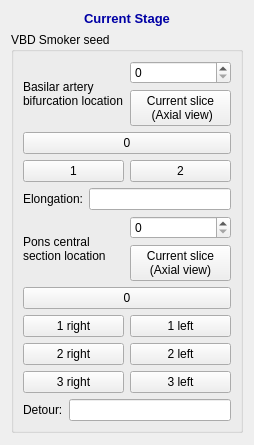
Above: codes/Controller/InteractorStyles/QInteractorStyleVBDSmokerSeeds.ui from wuzhuobin/PlaqueQuant before the change. Below: the same form after it.
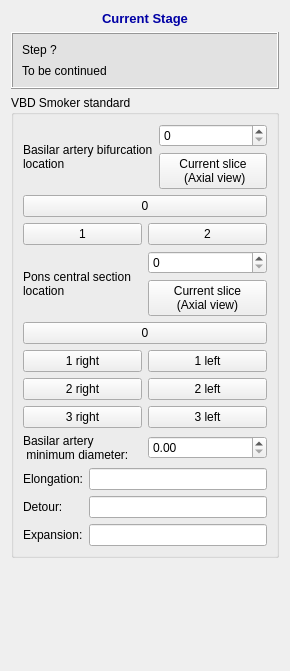
That is the form after the change.

```diff
--- a/codes/Controller/InteractorStyles/QInteractorStyleVBDSmokerSeeds.ui
+++ b/codes/Controller/InteractorStyles/QInteractorStyleVBDSmokerSeeds.ui
@@ -6,8 +6,8 @@
    <rect>
     <x>0</x>
     <y>0</y>
-    <width>254</width>
-    <height>445</height>
+    <width>290</width>
+    <height>671</height>
    </rect>
   </property>
   <property name="windowTitle">
@@ -31,10 +31,76 @@
      </property>
     </widget>
    </item>
+   <item>
+    <widget class="QFrame" name="frame_10">
+     <property name="minimumSize">
+      <size>
+       <width>0</width>
+       <height>0</height>
+      </size>
+     </property>
+     <property name="font">
+      <font>
+       <family>Arial</family>
+       <pointsize>10</pointsize>
+      </font>
+     </property>
+     <property name="styleSheet">
+      <string notr="true">background-color: rgb(226, 226, 226)</string>
+     </property>
+     <property name="frameShape">
+      <enum>QFrame::Box</enum>
+     </property>
+     <property name="frameShadow">
+      <enum>QFrame::Raised</enum>
+     </property>
+     <property name="lineWidth">
+      <number>1</number>
+     </property>
+     <layout class="QVBoxLayout" name="verticalLayout_25">
+      <property name="spacing">
+       <number>7</number>
+      </property>
+      <item>
+       <layout class="QVBoxLayout" name="verticalLayout_26">
+        <property name="spacing">
+         <number>7</number>
+        </property>
+        <item>
+         <layout class="QHBoxLayout" name="horizontalLayout_17">
+          <item>
+           <widget class="QLabel" name="label_40">
+            <property name="font">
+             <font>
+              <family>Arial</family>
+             </font>
+            </property>
+            <property name="text">
+             <string>Step ?</string>
+            </property>
+           </widget>
+          </item>
+         </layout>
+        </item>
+       </layout>
+      </item>
+      <item>
+       <widget class="QLabel" name="label_11">
+        <property name="text">
+         <string>To be continued</string>
+        </property>
+        <property name="wordWrap">
+         <bool>true</bool>
+        </property>
+       </widget>
+      </item>
+     </layout>
+    </widget>
+   </item>
    <item>
     <widget class="QGroupBox" name="groupBox_4">
      <property name="title">
-      <string>VBD Smoker seed</string>
+      <string>VBD Smoker standard</string>
      </property>
      <layout class="QVBoxLayout" name="verticalLayout">
       <item>
@@ -42,8 +108,8 @@
         <item>
          <widget class="QLabel" name="label_3">
           <property name="text">
-           <string>Basilar artery
-bifurcation location</string>
+           <string>Basilar artery bifurcation
+location</string>
           </property>
          </widget>
         </item>
@@ -98,31 +164,13 @@
         </item>
        </layout>
       </item>
-      <item>
-       <layout class="QHBoxLayout" name="horizontalLayout">
-        <item>
-         <widget class="QLabel" name="label_7">
-          <property name="text">
-           <string>Elongation:</string>
-          </property>
-         </widget>
-        </item>
-        <item>
-         <widget class="QLineEdit" name="lineEditElongation">
-          <property name="readOnly">
-           <bool>true</bool>
-          </property>
-         </widget>
-        </item>
-       </layout>
-      </item>
       <item>
        <layout class="QHBoxLayout" name="horizontalLayout_7">
         <item>
          <widget class="QLabel" name="label_4">
           <property name="text">
-           <string>Pons central 
-section location</string>
+           <string>Pons central section
+location</string>
           </property>
          </widget>
         </item>
@@ -220,14 +268,57 @@
       <item>
        <layout class="QHBoxLayout" name="horizontalLayout_3">
         <item>
+         <widget class="QLabel" name="label_5">
+          <property name="text">
+           <string>Basilar artery
+ minimum diameter:</string>
+          </property>
+         </widget>
+        </item>
+        <item>
+         <widget class="QDoubleSpinBox" name="doubleSpinBoxBasilarArteryMinimumDiameter"/>
+        </item>
+       </layout>
+      </item>
+      <item>
+       <layout class="QGridLayout" name="gridLayout_4">
+        <item row="0" column="0">
+         <widget class="QLabel" name="label_7">
+          <property name="text">
+           <string>Elongation:</string>
+          </property>
+         </widget>
+        </item>
+        <item row="1" column="1">
+         <widget class="QLineEdit" name="lineEditDetour">
+          <property name="readOnly">
+           <bool>true</bool>
+          </property>
+         </widget>
+        </item>
+        <item row="0" column="1">
+         <widget class="QLineEdit" name="lineEditElongation">
+          <property name="readOnly">
+           <bool>true</bool>
+          </property>
+         </widget>
+        </item>
+        <item row="1" column="0">
          <widget class="QLabel" name="label_6">
           <property name="text">
            <string>Detour:</string>
           </property>
          </widget>
         </item>
-        <item>
-         <widget class="QLineEdit" name="lineEditDetour">
+        <item row="2" column="0">
+         <widget class="QLabel" name="label_8">
+          <property name="text">
+           <string>Expansion:</string>
+          </property>
+         </widget>
+        </item>
+        <item row="2" column="1">
+         <widget class="QLineEdit" name="lineEditExpansion">
           <property name="readOnly">
            <bool>true</bool>
           </property>
```
Left out of the diff: 3 changed lines with no effect on the pictures.
